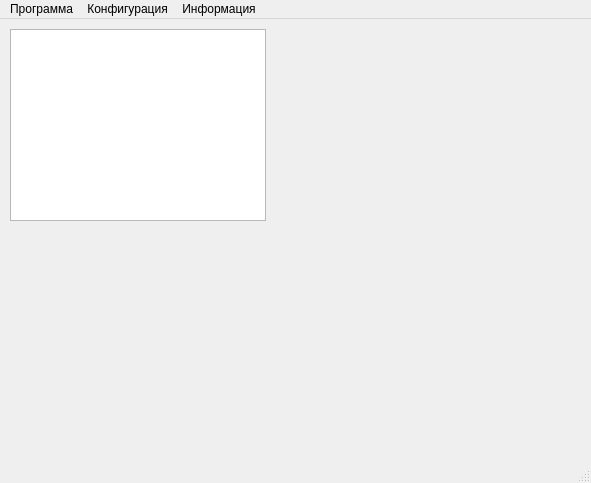
Before: the Qt Designer form mainwindow.ui in xaionaro/tasks, drawn with Qt 5.
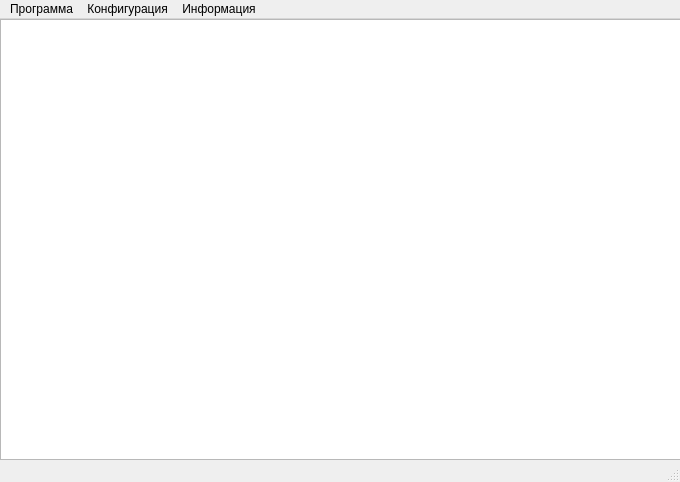
After: the same form once the commit is applied.

The edit to the form file:
```diff
--- a/mainwindow.ui
+++ b/mainwindow.ui
@@ -6,21 +6,21 @@
    <rect>
     <x>0</x>
     <y>0</y>
-    <width>591</width>
-    <height>483</height>
+    <width>680</width>
+    <height>482</height>
    </rect>
   </property>
   <property name="windowTitle">
    <string>MainWindow</string>
   </property>
   <widget class="QWidget" name="centralWidget">
-   <widget class="QListWidget" name="issues">
+   <widget class="QTableWidget" name="issues">
     <property name="geometry">
      <rect>
-      <x>10</x>
-      <y>10</y>
-      <width>256</width>
-      <height>192</height>
+      <x>0</x>
+      <y>0</y>
+      <width>681</width>
+      <height>441</height>
      </rect>
     </property>
    </widget>
@@ -30,7 +30,7 @@
     <rect>
      <x>0</x>
      <y>0</y>
-     <width>591</width>
+     <width>680</width>
      <height>19</height>
     </rect>
    </property>
```
